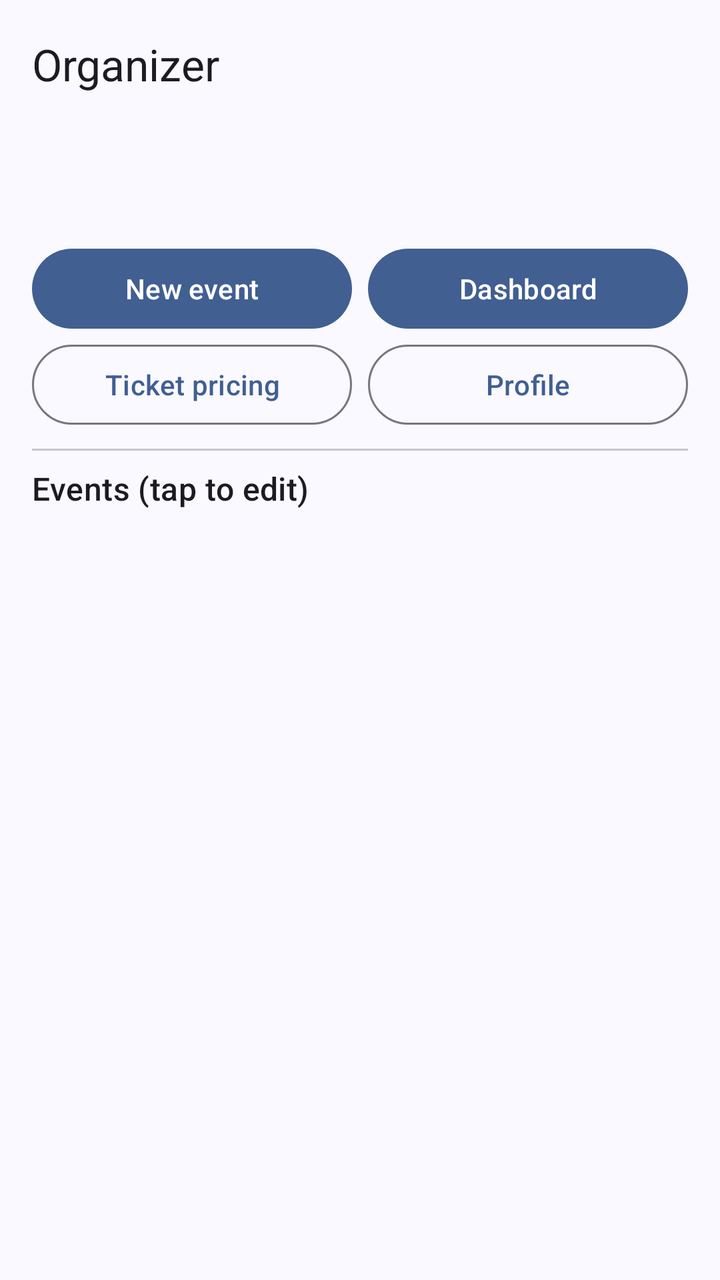
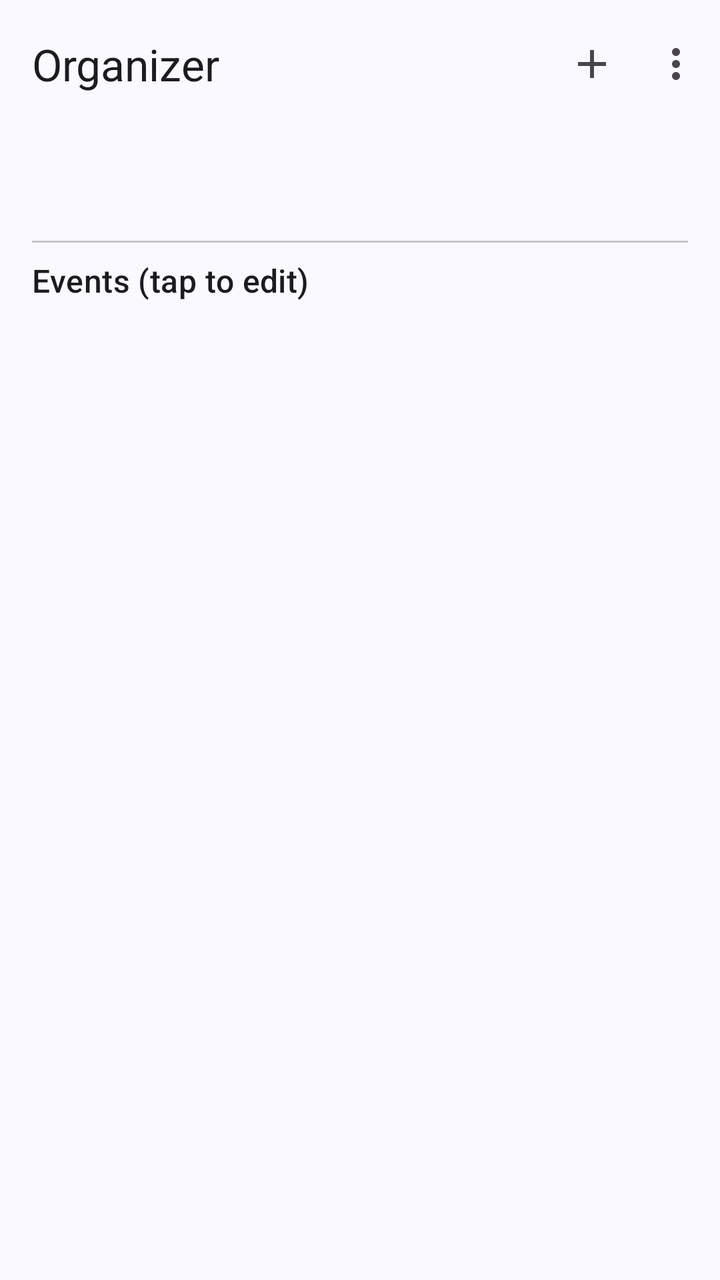

Before-and-after screenshots of an Android layout around one commit, followed by the original layout XML and the change that was made.
<!-- AndroidManifest.xml: application theme Theme.Ticketree -->
<!-- res/layout/activity_organizer_home.xml -->
<?xml version="1.0" encoding="utf-8"?>
<LinearLayout xmlns:android="http://schemas.android.com/apk/res/android"
    xmlns:app="http://schemas.android.com/apk/res-auto"
    android:layout_width="match_parent"
    android:layout_height="match_parent"
    android:fitsSystemWindows="true"
    android:orientation="vertical">
    <com.google.android.material.appbar.MaterialToolbar
        android:id="@+id/toolbar"
        android:layout_width="match_parent"
        android:layout_height="?attr/actionBarSize"
        app:title="Organizer" />
<LinearLayout xmlns:android="http://schemas.android.com/apk/res/android"
    android:layout_width="match_parent"
    android:layout_height="0dp"
    android:layout_weight="1"
    android:orientation="vertical"
    android:padding="16dp">

    <com.google.android.material.textview.MaterialTextView
        android:id="@+id/tvWelcome"
        android:layout_width="match_parent"
        android:layout_height="wrap_content"
        android:textAppearance="?attr/textAppearanceHeadlineSmall" />

    <LinearLayout
        android:layout_width="match_parent"
        android:layout_height="wrap_content"
        android:layout_marginTop="8dp"
        android:orientation="horizontal">

        <com.google.android.material.button.MaterialButton
            android:id="@+id/btnCreate"
            android:layout_width="0dp"
            android:layout_height="wrap_content"
            android:layout_weight="1"
            android:text="New event" />

        <com.google.android.material.button.MaterialButton
            android:id="@+id/btnDashboard"
            android:layout_width="0dp"
            android:layout_height="wrap_content"
            android:layout_marginStart="8dp"
            android:layout_weight="1"
            android:text="Dashboard" />
    </LinearLayout>

    <LinearLayout
        android:layout_width="match_parent"
        android:layout_height="wrap_content"
        android:orientation="horizontal">

        <com.google.android.material.button.MaterialButton
            android:id="@+id/btnPricing"
            style="@style/Widget.Material3.Button.OutlinedButton"
            android:layout_width="0dp"
            android:layout_height="wrap_content"
            android:layout_weight="1"
            android:text="Ticket pricing" />

        <com.google.android.material.button.MaterialButton
            android:id="@+id/btnProfile"
            style="@style/Widget.Material3.Button.OutlinedButton"
            android:layout_width="0dp"
            android:layout_height="wrap_content"
            android:layout_marginStart="8dp"
            android:layout_weight="1"
            android:text="Profile" />
    </LinearLayout>

    <com.google.android.material.divider.MaterialDivider
        android:layout_width="match_parent"
        android:layout_height="wrap_content"
        android:layout_marginVertical="8dp" />

    <com.google.android.material.textview.MaterialTextView
        android:textAppearance="?attr/textAppearanceTitleMedium"
        android:layout_width="match_parent"
        android:layout_height="wrap_content"
        android:text="Events (tap to edit)" />

    <androidx.recyclerview.widget.RecyclerView
        android:id="@+id/rvList"
        android:layout_width="match_parent"
        android:layout_height="0dp"
        android:layout_marginTop="8dp"
        android:layout_weight="1" />
</LinearLayout>
</LinearLayout>
<!-- resources referenced by this layout -->
<resources>
  <style name="Theme.Ticketree" parent="AppTheme">
          <item name="android:windowSoftInputMode">adjustResize</item>
      </style>
  <color name="md_theme_primary">#415F91</color>
  <color name="md_theme_onPrimary">#FFFFFF</color>
  <color name="md_theme_primaryContainer">#D6E3FF</color>
  <color name="md_theme_onPrimaryContainer">#284777</color>
  <color name="md_theme_secondary">#565F71</color>
  <color name="md_theme_onSecondary">#FFFFFF</color>
  <color name="md_theme_secondaryContainer">#DAE2F9</color>
  <color name="md_theme_onSecondaryContainer">#3E4759</color>
  <color name="md_theme_tertiary">#705575</color>
  <color name="md_theme_onTertiary">#FFFFFF</color>
  <color name="md_theme_tertiaryContainer">#FAD8FD</color>
  <color name="md_theme_onTertiaryContainer">#573E5C</color>
  <color name="md_theme_error">#BA1A1A</color>
  <color name="md_theme_onError">#FFFFFF</color>
  <color name="md_theme_errorContainer">#FFDAD6</color>
  <color name="md_theme_onErrorContainer">#93000A</color>
  <color name="md_theme_background">#F9F9FF</color>
  <color name="md_theme_onBackground">#191C20</color>
  <color name="md_theme_surface">#F9F9FF</color>
  <color name="md_theme_onSurface">#191C20</color>
  <color name="md_theme_surfaceVariant">#E0E2EC</color>
  <color name="md_theme_onSurfaceVariant">#44474E</color>
  <color name="md_theme_outline">#74777F</color>
  <color name="md_theme_outlineVariant">#C4C6D0</color>
  <color name="md_theme_inverseSurface">#2E3036</color>
  <color name="md_theme_inverseOnSurface">#F0F0F7</color>
  <color name="md_theme_inversePrimary">#AAC7FF</color>
  <color name="md_theme_primaryFixed">#D6E3FF</color>
  <color name="md_theme_onPrimaryFixed">#001B3E</color>
  <color name="md_theme_primaryFixedDim">#AAC7FF</color>
  <color name="md_theme_onPrimaryFixedVariant">#284777</color>
  <color name="md_theme_secondaryFixed">#DAE2F9</color>
  <color name="md_theme_onSecondaryFixed">#131C2B</color>
  <color name="md_theme_secondaryFixedDim">#BEC6DC</color>
  <color name="md_theme_onSecondaryFixedVariant">#3E4759</color>
  <color name="md_theme_tertiaryFixed">#FAD8FD</color>
  <color name="md_theme_onTertiaryFixed">#28132E</color>
  <color name="md_theme_tertiaryFixedDim">#DDBCE0</color>
  <color name="md_theme_onTertiaryFixedVariant">#573E5C</color>
  <color name="md_theme_surfaceDim">#D9D9E0</color>
  <color name="md_theme_surfaceBright">#F9F9FF</color>
  <color name="md_theme_surfaceContainerLowest">#FFFFFF</color>
  <color name="md_theme_surfaceContainerLow">#F3F3FA</color>
  <color name="md_theme_surfaceContainer">#EDEDF4</color>
  <color name="md_theme_surfaceContainerHigh">#E7E8EE</color>
  <color name="md_theme_surfaceContainerHighest">#E2E2E9</color>
  <!-- unchanged entries left out for length: 1 -->
</resources>

<!-- the commit's change to res/layout/activity_organizer_home.xml (unified diff, before → after) -->
@@ -9,6 +9,7 @@
         android:id="@+id/toolbar"
         android:layout_width="match_parent"
         android:layout_height="?attr/actionBarSize"
+        app:menu="@menu/menu_organizer_home"
         app:title="Organizer" />
 <LinearLayout xmlns:android="http://schemas.android.com/apk/res/android"
     android:layout_width="match_parent"
@@ -23,50 +24,6 @@
         android:layout_height="wrap_content"
         android:textAppearance="?attr/textAppearanceHeadlineSmall" />
 
-    <LinearLayout
-        android:layout_width="match_parent"
-        android:layout_height="wrap_content"
-        android:layout_marginTop="8dp"
-        android:orientation="horizontal">
-
-        <com.google.android.material.button.MaterialButton
-            android:id="@+id/btnCreate"
-            android:layout_width="0dp"
-            android:layout_height="wrap_content"
-            android:layout_weight="1"
-            android:text="New event" />
-
-        <com.google.android.material.button.MaterialButton
-            android:id="@+id/btnDashboard"
-            android:layout_width="0dp"
-            android:layout_height="wrap_content"
-            android:layout_marginStart="8dp"
-            android:layout_weight="1"
-            android:text="Dashboard" />
-    </LinearLayout>
-
-    <LinearLayout
-        android:layout_width="match_parent"
-        android:layout_height="wrap_content"
-        android:orientation="horizontal">
-
-        <com.google.android.material.button.MaterialButton
-            android:id="@+id/btnPricing"
-            style="@style/Widget.Material3.Button.OutlinedButton"
-            android:layout_width="0dp"
-            android:layout_height="wrap_content"
-            android:layout_weight="1"
-            android:text="Ticket pricing" />
-
-        <com.google.android.material.button.MaterialButton
-            android:id="@+id/btnProfile"
-            style="@style/Widget.Material3.Button.OutlinedButton"
-            android:layout_width="0dp"
-            android:layout_height="wrap_content"
-            android:layout_marginStart="8dp"
-            android:layout_weight="1"
-            android:text="Profile" />
-    </LinearLayout>
 
     <com.google.android.material.divider.MaterialDivider
         android:layout_width="match_parent"
